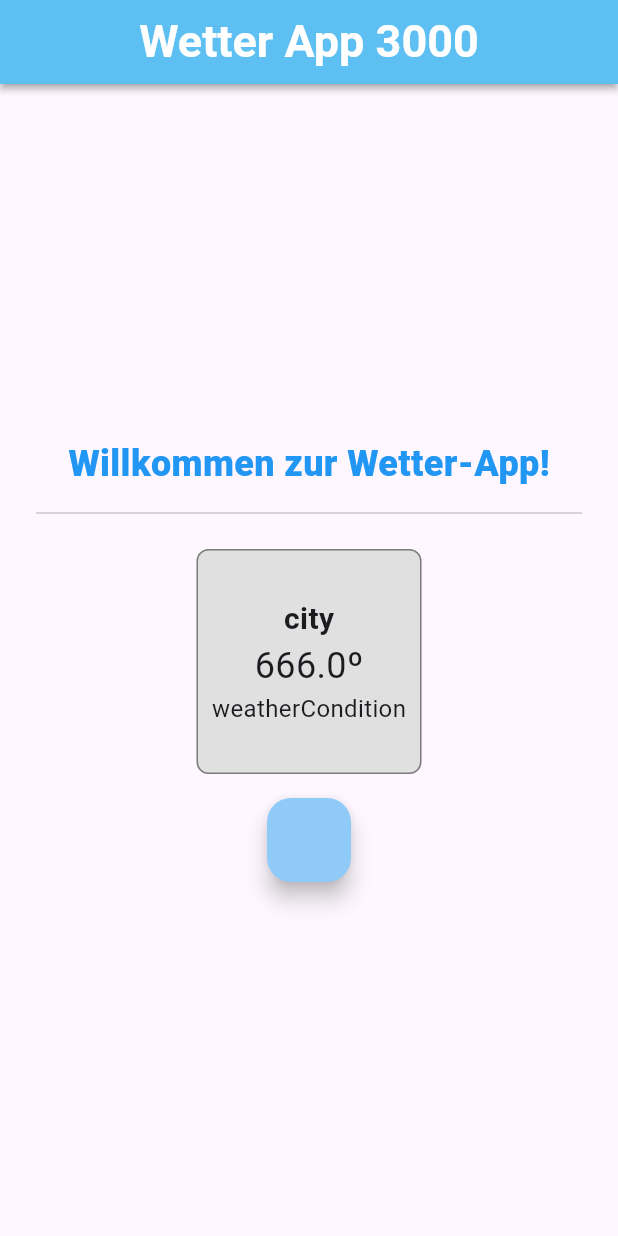
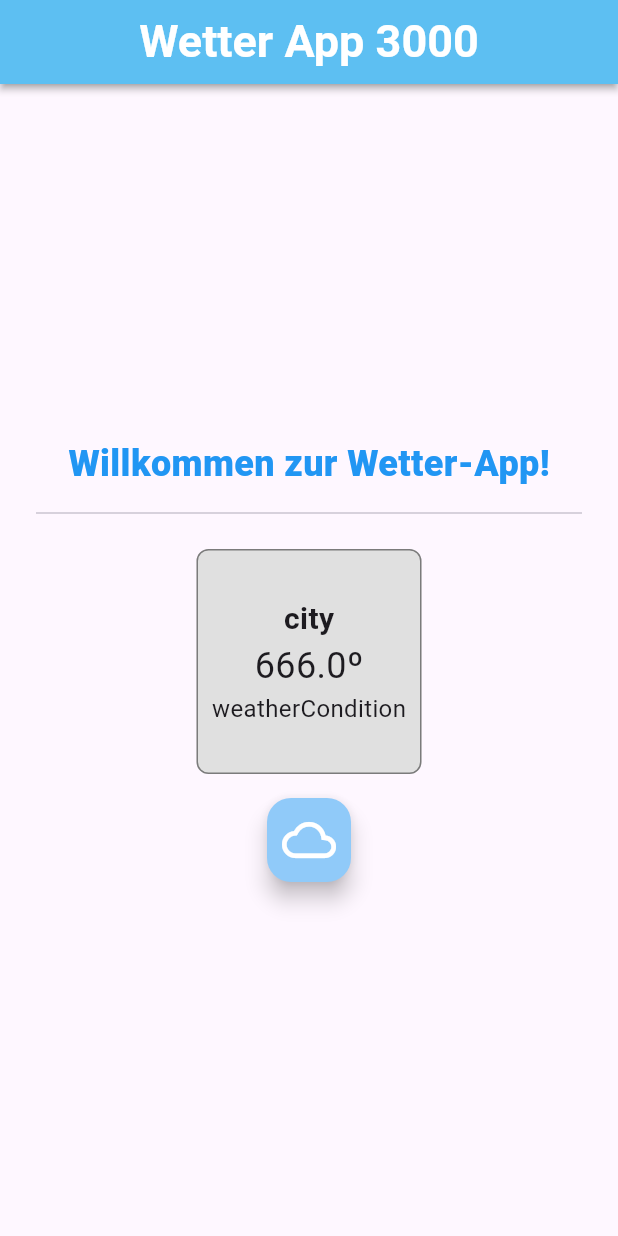
Before and after one commit to Sascha-create/simple_weather_app, a Flutter app: the screen it shows after launch, on a phone screen of 412 x 824 dp. Run offline on Flutter 3.47's test engine with Material 3 defaults, Android fonts, the phone set to English and light mode, and no system bars.

Commit message:
button styled

```diff
--- a/lib/main.dart
+++ b/lib/main.dart
@@ -82,6 +82,11 @@ class _WeatherDataState extends State<WeatherApp> {
               FloatingActionButton(
                 onPressed: getRandomWeatherData,
                 backgroundColor: Colors.blue[200],
+                child: const Icon(
+                  Icons.cloud_outlined,
+                  color: Colors.white,
+                  size: 36,
+                ),
               )
             ],
           ),
```
